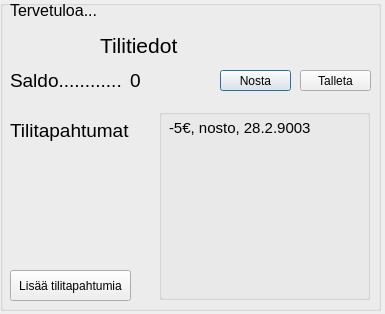
First picture: the form in bankautomat/valikko.ui, repository bank-2022/group15, before the edit.
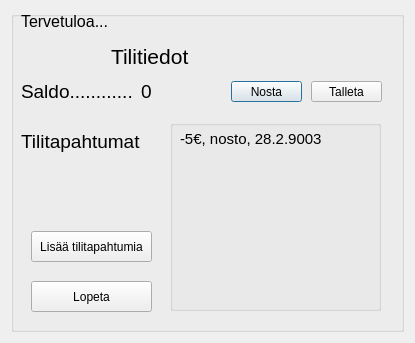
Second picture: the form after the edit.

```diff
--- a/bankautomat/valikko.ui
+++ b/bankautomat/valikko.ui
@@ -6,22 +6,16 @@
    <rect>
     <x>0</x>
     <y>0</y>
-    <width>385</width>
-    <height>314</height>
+    <width>415</width>
+    <height>343</height>
    </rect>
   </property>
   <property name="windowTitle">
    <string>Dialog</string>
   </property>
+  <layout class="QGridLayout" name="gridLayout">
+   <item row="0" column="0">
   <widget class="QGroupBox" name="groupBox">
-   <property name="geometry">
-    <rect>
-     <x>0</x>
-     <y>0</y>
-     <width>381</width>
-     <height>311</height>
-    </rect>
-   </property>
    <property name="title">
     <string/>
    </property>
@@ -144,8 +138,8 @@
    <widget class="QPushButton" name="btnEvents">
     <property name="geometry">
      <rect>
-      <x>10</x>
-      <y>270</y>
+        <x>20</x>
+        <y>220</y>
       <width>121</width>
       <height>31</height>
      </rect>
@@ -188,7 +182,22 @@
      </property>
     </widget>
    </widget>
-  </widget>
+     <widget class="QPushButton" name="btnQuit">
+      <property name="geometry">
+       <rect>
+        <x>20</x>
+        <y>270</y>
+        <width>121</width>
+        <height>31</height>
+       </rect>
+      </property>
+      <property name="text">
+       <string>Lopeta</string>
+      </property>
+     </widget>
+    </widget>
+   </item>
+  </layout>
  </widget>
  <resources/>
  <connections/>
```
Lines whose indentation alone changed are shown as unchanged.
